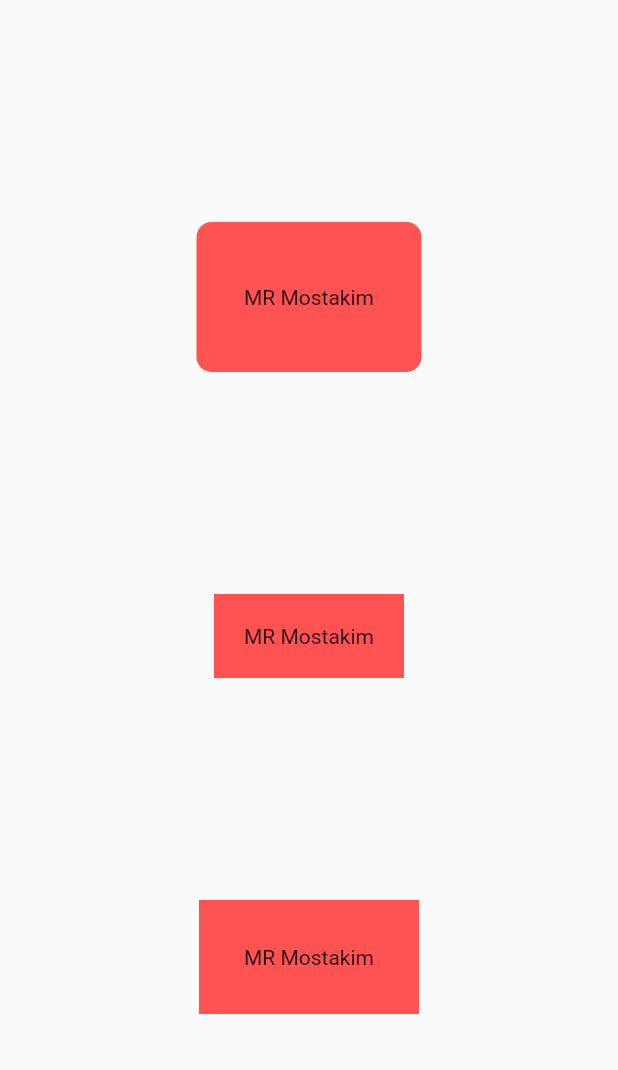
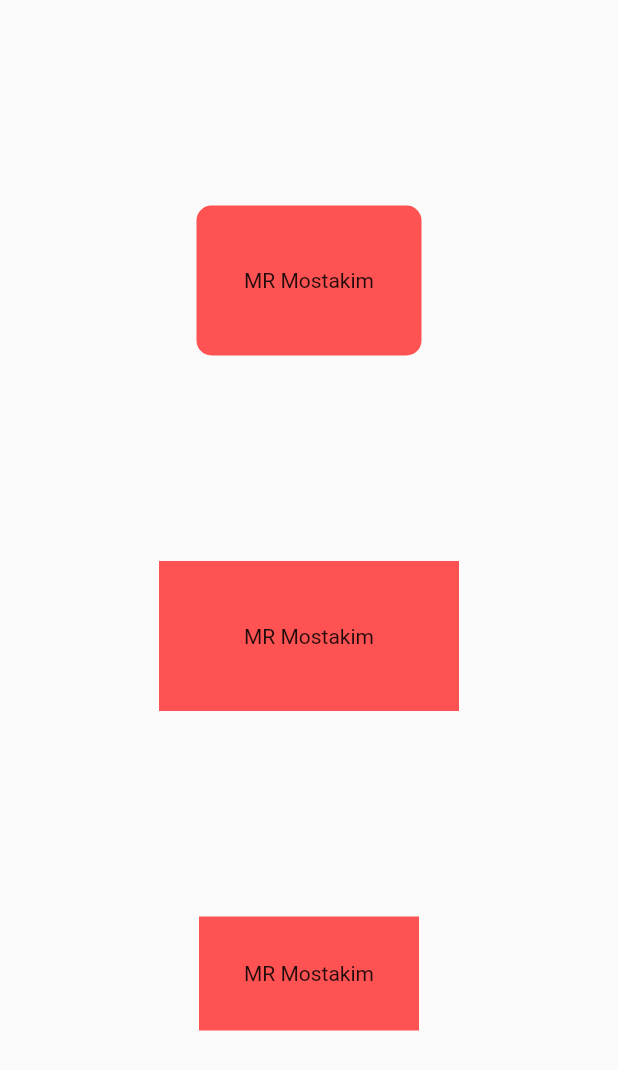
Before and after one commit to MRMostakim1406204/Column-Widget, a Flutter app: the screen it shows after launch, on a phone screen of 412 x 824 dp. Shown: the top 1070 px of the screen. Run offline on Flutter 3.47's test engine with Material 2 defaults, Android fonts, the phone set to English and light mode, and no system bars.

Commit message:
new code add

```diff
--- a/lib/homePage.dart
+++ b/lib/homePage.dart
@@ -19,6 +19,9 @@ class HomePage extends StatelessWidget{
               child: Text('MR Mostakim'),
             ),
             Container(
+              height: 100,
+              width: 200,
+              alignment: Alignment.center,
                padding: EdgeInsets.all(20),
               color: Colors.redAccent,
               child: Text('MR Mostakim'),
```
